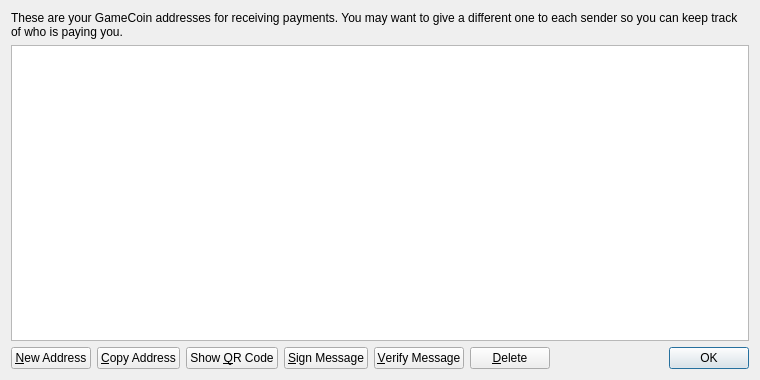
Above: src/qt/forms/addressbookpage.ui from GhostLion/GameCoin before the change. Below: the same form after it.
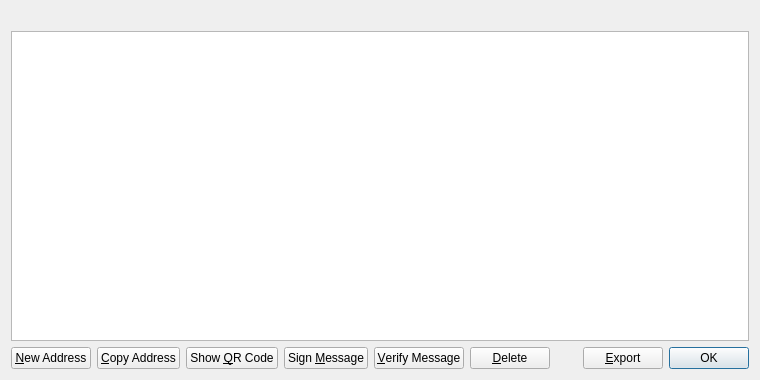
That is the form after the change. Icons and pictures are not drawn.

Diff of the .ui file:
```diff
--- a/src/qt/forms/addressbookpage.ui
+++ b/src/qt/forms/addressbookpage.ui
@@ -16,9 +16,6 @@
   <layout class="QVBoxLayout" name="verticalLayout">
    <item>
     <widget class="QLabel" name="labelExplanation">
-     <property name="text">
-      <string>These are your GameCoin addresses for receiving payments. You may want to give a different one to each sender so you can keep track of who is paying you.</string>
-     </property>
      <property name="textFormat">
       <enum>Qt::PlainText</enum>
      </property>
@@ -102,7 +99,7 @@
         <string>Sign a message to prove you own a Bitcoin address</string>
        </property>
        <property name="text">
-        <string>&amp;Sign Message</string>
+        <string>Sign &amp;Message</string>
        </property>
        <property name="icon">
         <iconset resource="../bitcoin.qrc">
@@ -151,6 +148,20 @@
        </property>
       </spacer>
      </item>
+     <item>
+      <widget class="QPushButton" name="exportButton">
+       <property name="toolTip">
+        <string>Export the data in the current tab to a file</string>
+       </property>
+       <property name="text">
+        <string>&amp;Export</string>
+       </property>
+       <property name="icon">
+        <iconset resource="../bitcoin.qrc">
+         <normaloff>:/icons/export</normaloff>:/icons/export</iconset>
+       </property>
+      </widget>
+     </item>
      <item>
       <widget class="QDialogButtonBox" name="buttonBox">
        <property name="sizePolicy">
```
Left out of the diff: 12 changed lines with no effect on the pictures.
